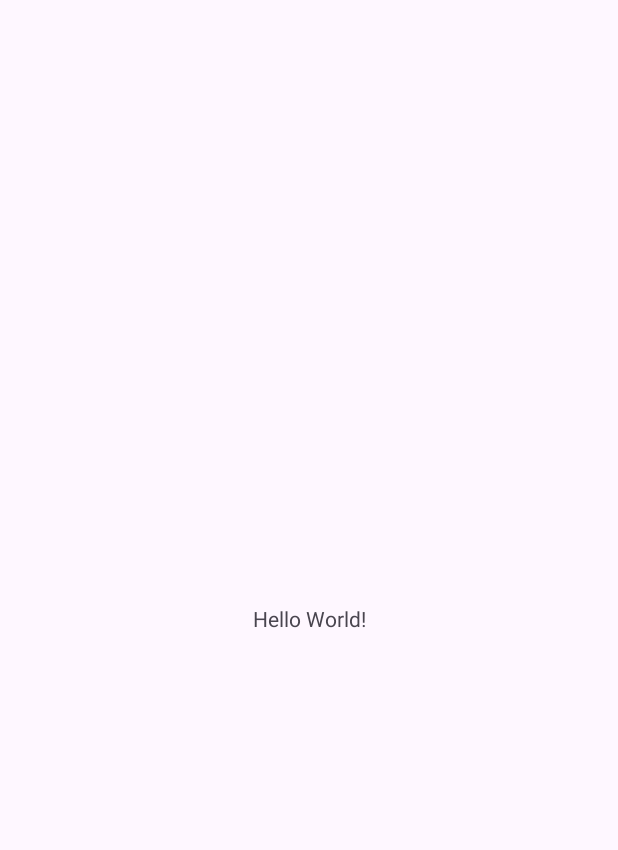
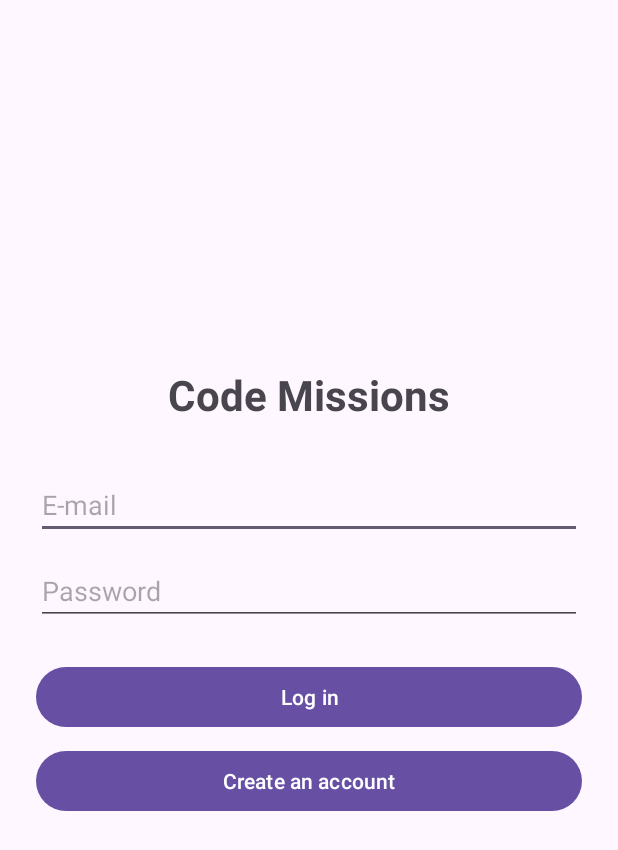
Before and after one commit to alaahmidi154/Mobile-App_Learning_Programming, an Android app: the screen it shows after launch (MainActivity), on a phone screen of 412 x 824 dp. Before the commit the part shown is almost empty. Shown: the top 850 px of the screen. Run offline under Robolectric (Android 15) with nearby library versions, the phone set to English and light mode, and no system bars.

Commit message:
feat(android): login screen, ApiClient and Session

```diff
--- a/android/app/build.gradle
+++ b/android/app/build.gradle
@@ -39,4 +39,6 @@ dependencies {
     testImplementation libs.junit
     androidTestImplementation libs.espresso.core
     androidTestImplementation libs.ext.junit
+
+    implementation 'com.android.volley:volley:1.2.1'
 }
--- a/android/app/src/main/AndroidManifest.xml
+++ b/android/app/src/main/AndroidManifest.xml
@@ -21,6 +21,10 @@
                 <category android:name="android.intent.category.LAUNCHER" />
             </intent-filter>
         </activity>
+        <activity
+            android:name=".MissionActivity"
+            android:exported="false"
+            android:windowSoftInputMode="adjustResize" />
     </application>
 
 </manifest>
--- a/android/app/src/main/java/com/example/codemissions/MainActivity.java
+++ b/android/app/src/main/java/com/example/codemissions/MainActivity.java
@@ -1,24 +1,105 @@
 package com.example.codemissions;
 
+import android.content.Intent;
 import android.os.Bundle;
+import android.widget.Button;
+import android.widget.EditText;
+import android.widget.TextView;
+import android.widget.Toast;
 
-import androidx.activity.EdgeToEdge;
 import androidx.appcompat.app.AppCompatActivity;
-import androidx.core.graphics.Insets;
-import androidx.core.view.ViewCompat;
-import androidx.core.view.WindowInsetsCompat;
+
+import org.json.JSONException;
+import org.json.JSONObject;
 
 public class MainActivity extends AppCompatActivity {
+
+    private EditText edtEmail, edtPassword;
+    private TextView txtStatus;
+    private Button btnLogin, btnRegister;
 
     @Override
     protected void onCreate(Bundle savedInstanceState) {
         super.onCreate(savedInstanceState);
-        EdgeToEdge.enable(this);
+
+        // Already logged in: go straight to the missions list
+        if (Session.isLoggedIn(this)) {
+            openMissions();
+            return;
+        }
+
         setContentView(R.layout.activity_main);
-        ViewCompat.setOnApplyWindowInsetsListener(findViewById(R.id.main), (v, insets) -> {
-            Insets systemBars = insets.getInsets(WindowInsetsCompat.Type.systemBars());
-            v.setPadding(systemBars.left, systemBars.top, systemBars.right, systemBars.bottom);
-            return insets;
-        });
+
+        edtEmail = findViewById(R.id.edtEmail);
+        edtPassword = findViewById(R.id.edtPassword);
+        txtStatus = findViewById(R.id.txtLoginStatus);
+        btnLogin = findViewById(R.id.btnLogin);
+        btnRegister = findViewById(R.id.btnRegister);
+
+        btnLogin.setOnClickListener(v -> login());
+        btnRegister.setOnClickListener(v -> register());
+    }
+
+    private JSONObject credentials() throws JSONException {
+        JSONObject body = new JSONObject();
+        body.put("email", edtEmail.getText().toString().trim());
+        body.put("password", edtPassword.getText().toString());
+        return body;
+    }
+
+    private boolean fieldsOk() {
+        if (edtEmail.getText().toString().trim().isEmpty()
+                || edtPassword.getText().toString().isEmpty()) {
+            txtStatus.setText("Please fill in the e-mail and the password.");
+            return false;
+        }
+        return true;
+    }
+
+    private void login() {
+        if (!fieldsOk()) return;
+        txtStatus.setText("");
+        btnLogin.setEnabled(false);
+        try {
+            ApiClient.getInstance(this).postObject("/auth/login", credentials(),
+                    response -> {
+                        btnLogin.setEnabled(true);
+                        String token = response.optString("token", null);
+                        if (token == null) {
+                            txtStatus.setText("Invalid server response.");
+                            return;
+                        }
+                        Session.save(this, token,
+                                response.optString("email", edtEmail.getText().toString().trim()),
+                                response.optInt("xp", 0));
+                        openMissions();
+                    },
+                    error -> {
+                        btnLogin.setEnabled(true);
+                        txtStatus.setText(ErrorUtils.message(error));
+                    });
+        } catch (JSONException e) {
+            btnLogin.setEnabled(true);
+            txtStatus.setText("Internal error.");
+        }
+    }
+
+    private void register() {
+        if (!fieldsOk()) return;
+        txtStatus.setText("");
+        try {
+            ApiClient.getInstance(this).postObject("/auth/register", credentials(),
+                    response -> Toast.makeText(this,
+                            "Account created. You can log in now.",
+                            Toast.LENGTH_LONG).show(),
+                    error -> txtStatus.setText(ErrorUtils.message(error)));
+        } catch (JSONException e) {
+            txtStatus.setText("Internal error.");
+        }
+    }
+
+    private void openMissions() {
+        startActivity(new Intent(this, MissionsActivity.class));
+        finish();
     }
 }
--- /dev/null
+++ b/android/app/src/main/java/com/example/codemissions/Session.java
@@ -0,0 +1,26 @@
+package com.example.codemissions;
+
+import android.content.Context;
+import android.content.SharedPreferences;
+
+public class Session {
+
+    private static SharedPreferences prefs(Context c) {
+        return c.getSharedPreferences("session", Context.MODE_PRIVATE);
+    }
+
+    public static void save(Context c, String token, String email, int xp) {
+        prefs(c).edit()
+                .putString("token", token)
+                .putString("email", email)
+                .putInt("xp", xp)
+                .apply();
+    }
+
+    public static String getToken(Context c) { return prefs(c).getString("token", null); }
+    public static String getEmail(Context c) { return prefs(c).getString("email", ""); }
+    public static int getXp(Context c) { return prefs(c).getInt("xp", 0); }
+    public static void setXp(Context c, int xp) { prefs(c).edit().putInt("xp", xp).apply(); }
+    public static boolean isLoggedIn(Context c) { return getToken(c) != null; }
+    public static void clear(Context c) { prefs(c).edit().clear().apply(); }
+}
--- a/android/app/src/main/res/layout/activity_main.xml
+++ b/android/app/src/main/res/layout/activity_main.xml
@@ -1,19 +1,52 @@
 <?xml version="1.0" encoding="utf-8"?>
-<androidx.constraintlayout.widget.ConstraintLayout xmlns:android="http://schemas.android.com/apk/res/android"
-    xmlns:app="http://schemas.android.com/apk/res-auto"
-    xmlns:tools="http://schemas.android.com/tools"
-    android:id="@+id/main"
+<LinearLayout xmlns:android="http://schemas.android.com/apk/res/android"
     android:layout_width="match_parent"
     android:layout_height="match_parent"
-    tools:context=".MainActivity">
+    android:orientation="vertical"
+    android:gravity="center"
+    android:padding="24dp">
 
     <TextView
         android:layout_width="wrap_content"
         android:layout_height="wrap_content"
-        android:text="Hello World!"
-        app:layout_constraintBottom_toBottomOf="parent"
-        app:layout_constraintEnd_toEndOf="parent"
-        app:layout_constraintStart_toStartOf="parent"
-        app:layout_constraintTop_toTopOf="parent" />
+        android:text="Code Missions"
+        android:textSize="28sp"
+        android:textStyle="bold"
+        android:layout_marginBottom="32dp" />
 
-</androidx.constraintlayout.widget.ConstraintLayout>
+    <EditText
+        android:id="@+id/edtEmail"
+        android:layout_width="match_parent"
+        android:layout_height="wrap_content"
+        android:hint="E-mail"
+        android:inputType="textEmailAddress"
+        android:layout_marginBottom="12dp" />
+
+    <EditText
+        android:id="@+id/edtPassword"
+        android:layout_width="match_parent"
+        android:layout_height="wrap_content"
+        android:hint="Password"
+        android:inputType="textPassword"
+        android:layout_marginBottom="24dp" />
+
+    <Button
+        android:id="@+id/btnLogin"
+        android:layout_width="match_parent"
+        android:layout_height="wrap_content"
+        android:text="Log in" />
+
+    <Button
+        android:id="@+id/btnRegister"
+        android:layout_width="match_parent"
+        android:layout_height="wrap_content"
+        android:text="Create an account"
+        android:layout_marginTop="8dp" />
+
+    <TextView
+        android:id="@+id/txtLoginStatus"
+        android:layout_width="wrap_content"
+        android:layout_height="wrap_content"
+        android:layout_marginTop="16dp"
+        android:textColor="#E53E3E" />
+</LinearLayout>
```
Also changed, not shown: android/app/src/main/java/com/example/codemissions/ApiClient.java (added, +87 -0 lines), android/app/src/main/java/com/example/codemissions/ErrorUtils.java (added, +23 -0 lines), android/app/src/main/java/com/example/codemissions/MissionsActivity.java (added, +18 -0 lines).
